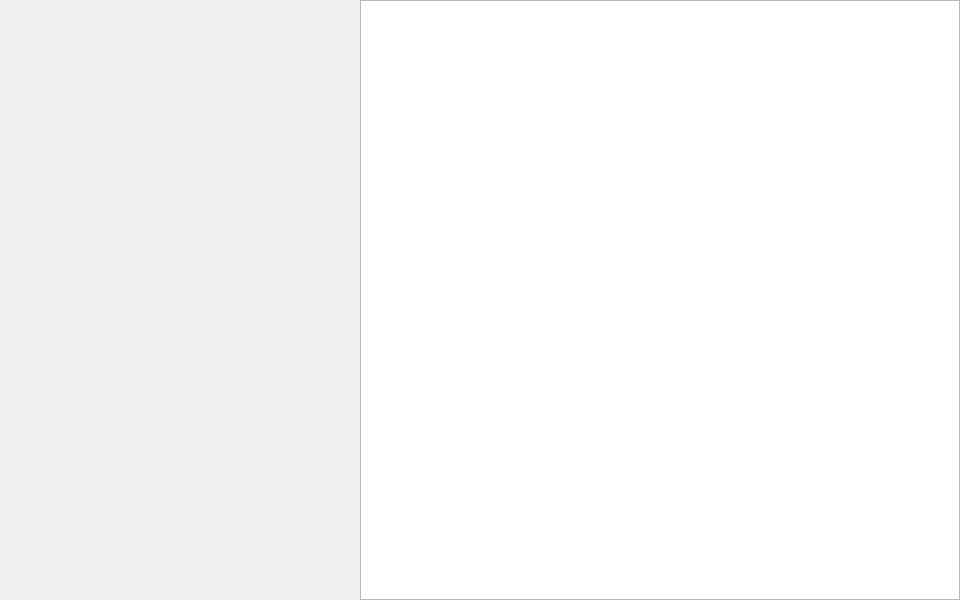
Qt form qt/abstract-factory/mainwindow.ui (GABAnich/coursework2019) before a commit.
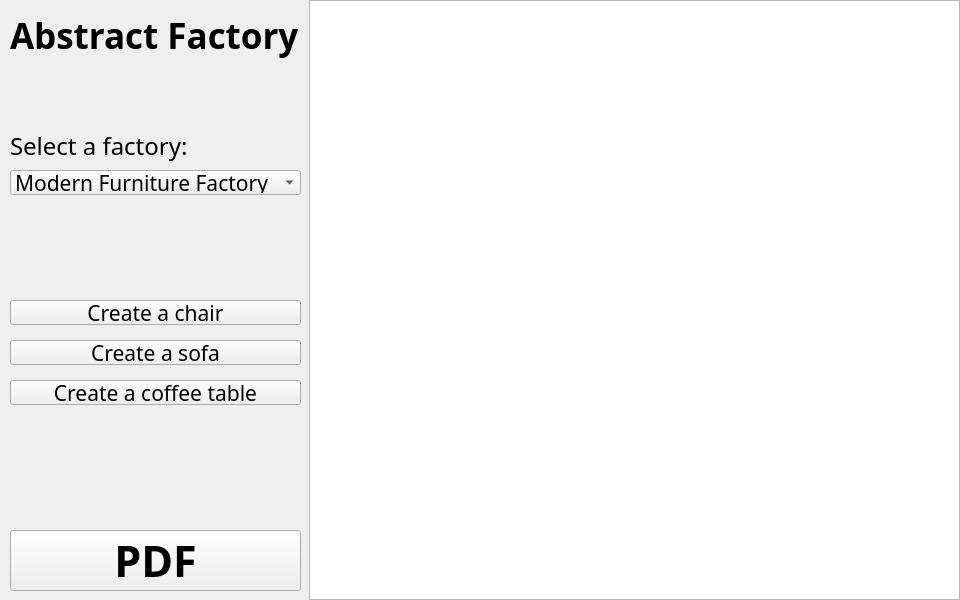
The same form after that commit.

Diff of the .ui file:
```diff
--- a/qt/abstract-factory/mainwindow.ui
+++ b/qt/abstract-factory/mainwindow.ui
@@ -16,15 +16,167 @@
   <property name="autoFillBackground">
    <bool>true</bool>
   </property>
+  <property name="styleSheet">
+   <string notr="true">MainWindow {
+	background-color: #228c22;
+}</string>
+  </property>
   <widget class="QWidget" name="centralwidget">
    <widget class="QTableView" name="tableView">
     <property name="geometry">
      <rect>
-      <x>360</x>
+      <x>309</x>
       <y>0</y>
-      <width>600</width>
+      <width>651</width>
       <height>600</height>
      </rect>
+    </property>
+    <property name="styleSheet">
+     <string notr="true"/>
+    </property>
+   </widget>
+   <widget class="QLabel" name="label">
+    <property name="geometry">
+     <rect>
+      <x>10</x>
+      <y>10</y>
+      <width>291</width>
+      <height>51</height>
+     </rect>
+    </property>
+    <property name="font">
+     <font>
+      <family>Fantasque Sans Mono</family>
+      <pointsize>26</pointsize>
+      <weight>75</weight>
+      <bold>true</bold>
+     </font>
+    </property>
+    <property name="text">
+     <string>Abstract Factory</string>
+    </property>
+   </widget>
+   <widget class="QLabel" name="label_2">
+    <property name="geometry">
+     <rect>
+      <x>10</x>
+      <y>130</y>
+      <width>291</width>
+      <height>31</height>
+     </rect>
+    </property>
+    <property name="font">
+     <font>
+      <family>Fantasque Sans Mono</family>
+      <pointsize>18</pointsize>
+     </font>
+    </property>
+    <property name="text">
+     <string>Select a factory:</string>
+    </property>
+   </widget>
+   <widget class="QComboBox" name="comboBox">
+    <property name="geometry">
+     <rect>
+      <x>10</x>
+      <y>170</y>
+      <width>291</width>
+      <height>25</height>
+     </rect>
+    </property>
+    <property name="font">
+     <font>
+      <family>Fantasque Sans Mono</family>
+      <pointsize>16</pointsize>
+     </font>
+    </property>
+    <item>
+     <property name="text">
+      <string>Modern Furniture Factory</string>
+     </property>
+    </item>
+    <item>
+     <property name="text">
+      <string>Victorian Furniture Factory</string>
+     </property>
+    </item>
+   </widget>
+   <widget class="QPushButton" name="pushButton">
+    <property name="geometry">
+     <rect>
+      <x>10</x>
+      <y>300</y>
+      <width>291</width>
+      <height>25</height>
+     </rect>
+    </property>
+    <property name="font">
+     <font>
+      <family>Fantasque Sans Mono</family>
+      <pointsize>16</pointsize>
+     </font>
+    </property>
+    <property name="text">
+     <string>Create a chair</string>
+    </property>
+   </widget>
+   <widget class="QPushButton" name="pushButton_2">
+    <property name="geometry">
+     <rect>
+      <x>10</x>
+      <y>340</y>
+      <width>291</width>
+      <height>25</height>
+     </rect>
+    </property>
+    <property name="font">
+     <font>
+      <family>Fantasque Sans Mono</family>
+      <pointsize>16</pointsize>
+     </font>
+    </property>
+    <property name="text">
+     <string>Create a sofa</string>
+    </property>
+   </widget>
+   <widget class="QPushButton" name="pushButton_3">
+    <property name="geometry">
+     <rect>
+      <x>10</x>
+      <y>380</y>
+      <width>291</width>
+      <height>25</height>
+     </rect>
+    </property>
+    <property name="font">
+     <font>
+      <family>Fantasque Sans Mono</family>
+      <pointsize>16</pointsize>
+     </font>
+    </property>
+    <property name="text">
+     <string>Create a coffee table</string>
+    </property>
+   </widget>
+   <widget class="QPushButton" name="pushButton_4">
+    <property name="geometry">
+     <rect>
+      <x>10</x>
+      <y>530</y>
+      <width>291</width>
+      <height>61</height>
+     </rect>
+    </property>
+    <property name="font">
+     <font>
+      <family>Fantasque Sans Mono</family>
+      <pointsize>32</pointsize>
+      <weight>75</weight>
+      <bold>true</bold>
+     </font>
+    </property>
+    <property name="text">
+     <string>PDF</string>
     </property>
    </widget>
   </widget>
```
